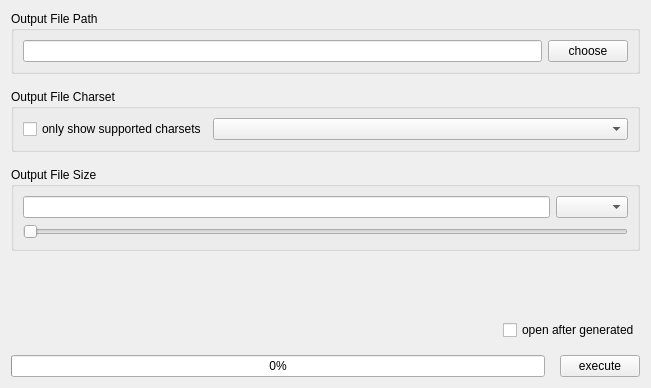
Old version of the form src/lib/qt/big_file_generator.ui in the repository haocxy/litext.
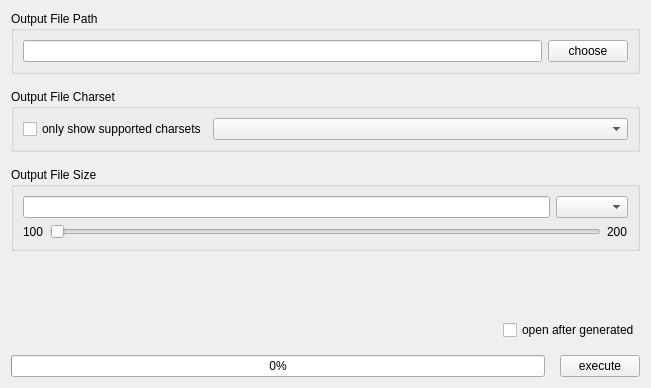
New version of the form.

Commit message: 大文件生成界面的输出文件路径选择

```diff
--- a/src/lib/qt/big_file_generator.ui
+++ b/src/lib/qt/big_file_generator.ui
@@ -88,6 +88,15 @@
          </layout>
         </item>
         <item>
+         <layout class="QHBoxLayout" name="horizontalLayout_6">
+          <item>
+           <widget class="QLabel" name="labelSizeSliderMin">
+            <property name="text">
+             <string>100</string>
+            </property>
+           </widget>
+          </item>
+          <item>
          <widget class="QSlider" name="sizeSlider">
           <property name="minimum">
            <number>1</number>
@@ -102,6 +111,15 @@
            <bool>false</bool>
           </property>
          </widget>
+          </item>
+          <item>
+           <widget class="QLabel" name="labelSizeSliderMax">
+            <property name="text">
+             <string>200</string>
+            </property>
+           </widget>
+          </item>
+         </layout>
         </item>
        </layout>
       </item>
```
Left out of the diff: 4 changed lines with no effect on the pictures. Lines whose indentation alone changed are shown as unchanged. The commit also changes 2 other files.
